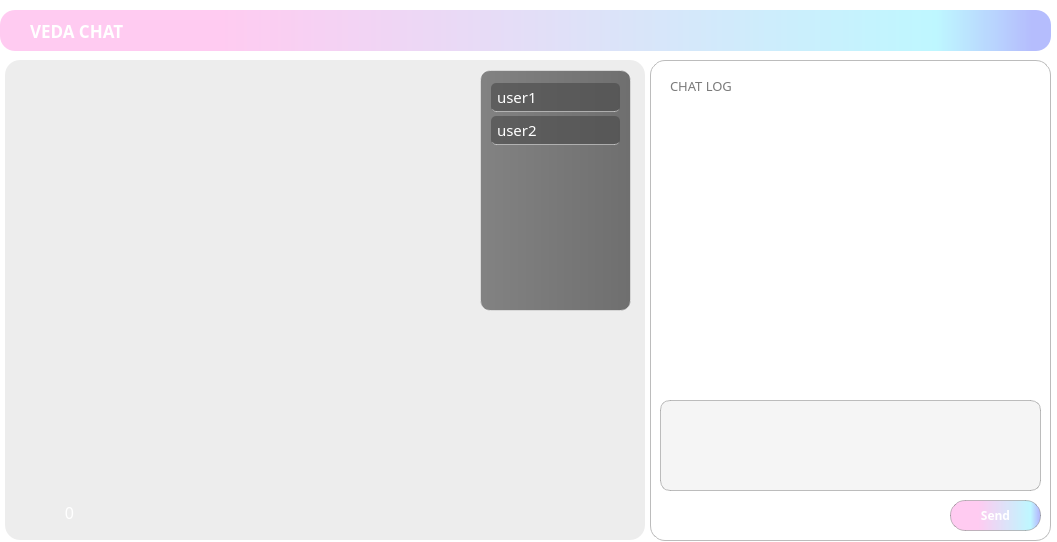
The window that server/chatroom.ui (heejin5484/Veda_Mini2) describes before a commit, drawn with Qt 5.
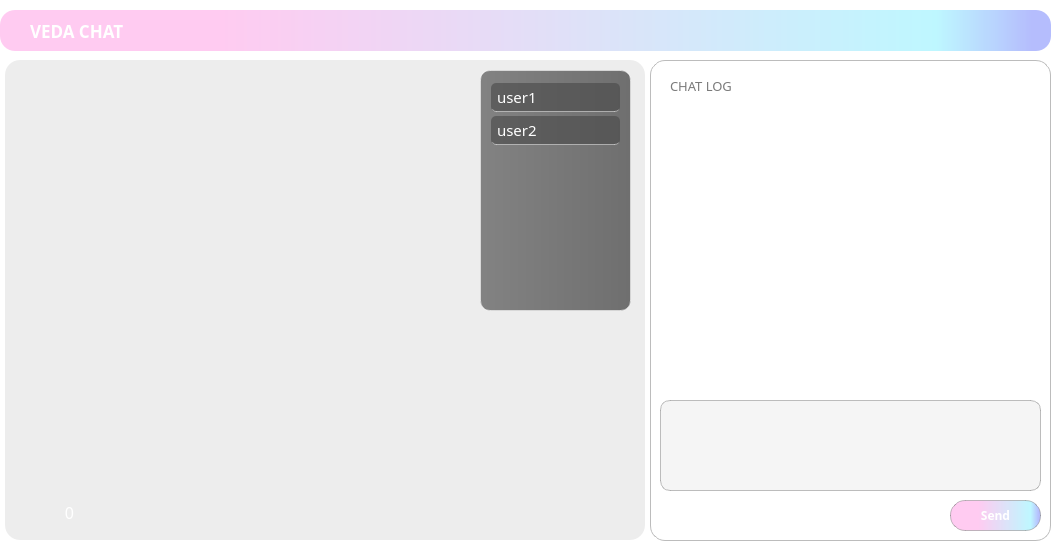
The same window after the commit. Icons and pictures are not drawn.

```diff
--- a/server/chatroom.ui
+++ b/server/chatroom.ui
@@ -7,7 +7,7 @@
     <x>0</x>
     <y>0</y>
     <width>1057</width>
-    <height>542</height>
+    <height>552</height>
    </rect>
   </property>
   <property name="sizePolicy">
```
Left out of the diff: 16 changed lines with no effect on the pictures.
